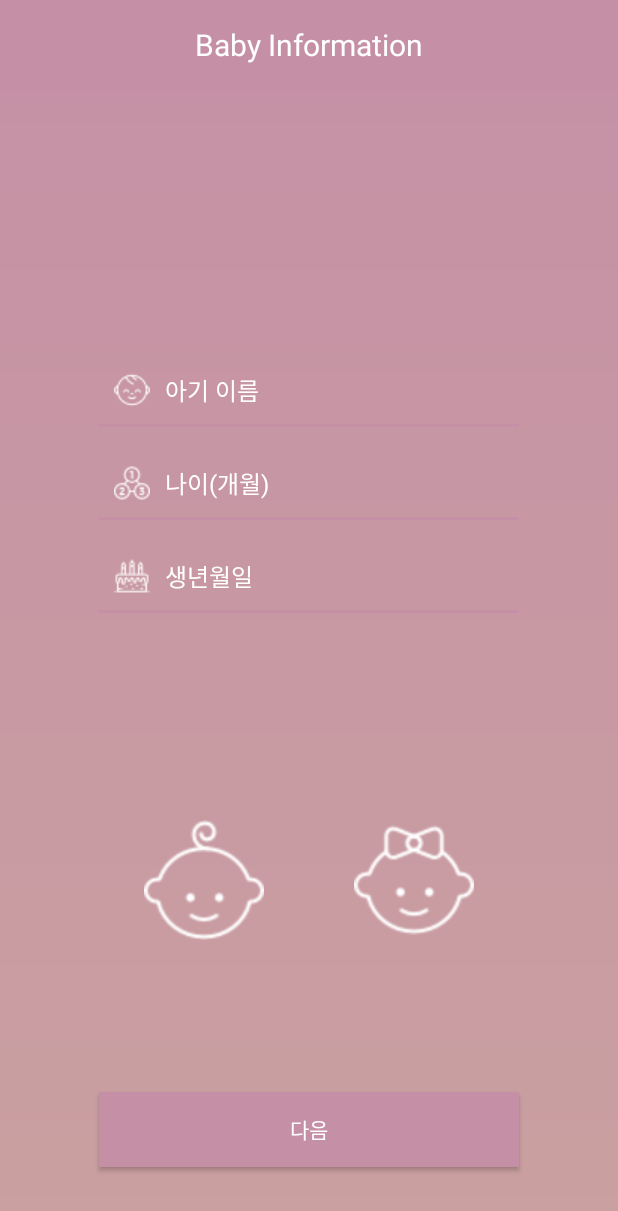
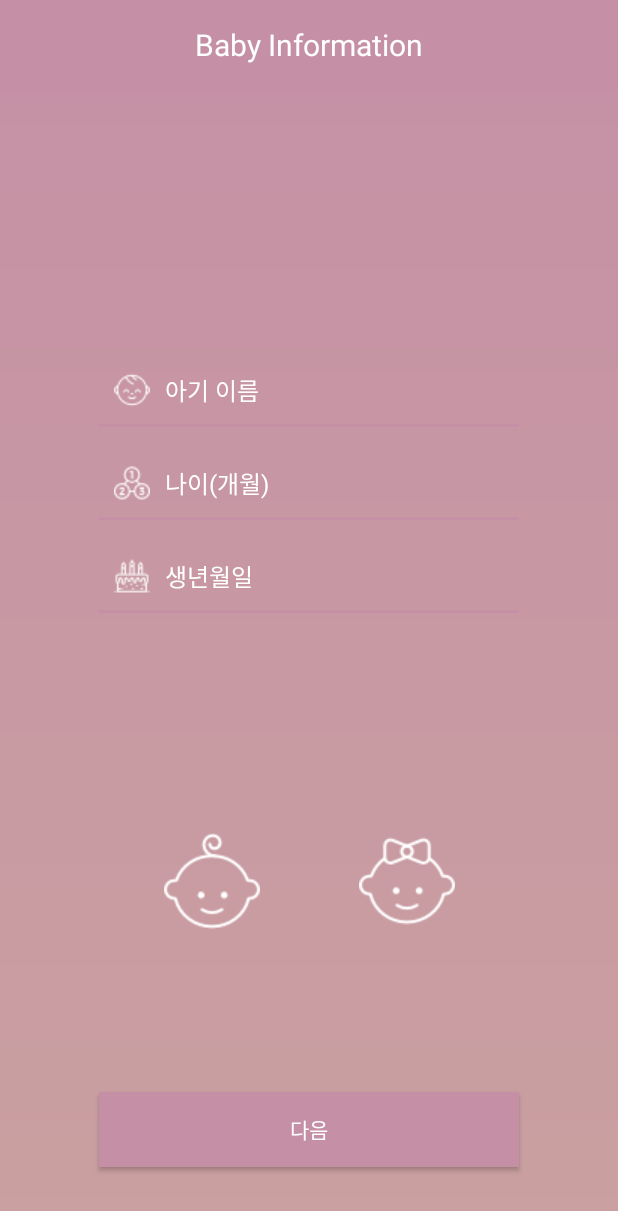
Before and after one commit to rodamin/Baby_Book, an Android app: the BabyInfoActivity screen opened directly, with no data from a screen before it, on a phone screen of 412 x 824 dp. Shown: the top 1211 px of the screen. Run offline under Robolectric (Android 15) with nearby library versions, the phone set to English and light mode, and no system bars; Roboto replaces fonts that are not available here; 1 statement that could not run was skipped.

Commit message:
baby_info activity

```diff
--- a/android/app/src/main/java/com/example/dsm2016/baby_book/BabyInfoActivity.java
+++ b/android/app/src/main/java/com/example/dsm2016/baby_book/BabyInfoActivity.java
@@ -1,13 +1,42 @@
 package com.example.dsm2016.baby_book;
 
+import android.graphics.Color;
 import android.support.v7.app.AppCompatActivity;
 import android.os.Bundle;
+import android.util.Log;
+import android.view.View;
+import android.widget.ImageButton;
 
-public class BabyInfoActivity extends AppCompatActivity {
+public class BabyInfoActivity extends BaseActivity implements View.OnClickListener{
+
+    private ImageButton btn_boy, btn_girl;
 
     @Override
     protected void onCreate(Bundle savedInstanceState) {
         super.onCreate(savedInstanceState);
         setContentView(R.layout.activity_baby_info);
+
+        btn_boy = (ImageButton)findViewById(R.id.btn_boy);
+        btn_girl = (ImageButton)findViewById(R.id.btn_girl);
+
+        btn_boy.setOnClickListener(this);
+        btn_girl.setOnClickListener(this);
     }
+
+    @Override
+    public void onClick(View view) {
+        switch(view.getId()) {
+            case R.id.btn_boy:
+                btn_boy.setBackgroundResource(R.drawable.baby_btn_selected);
+                btn_girl.setBackgroundColor(Color.TRANSPARENT);
+                break;
+
+            case R.id.btn_girl:
+                btn_boy.setBackgroundColor(Color.TRANSPARENT);
+                btn_girl.setBackgroundResource(R.drawable.baby_btn_selected);
+                break;
+        }
+    }
+
+
 }
--- /dev/null
+++ b/android/app/src/main/res/drawable/baby_btn_selected.xml
@@ -0,0 +1,14 @@
+<?xml version="1.0" encoding="utf-8"?>
+<shape xmlns:android="http://schemas.android.com/apk/res/android">
+
+    <size
+        android:width="50dp"
+        android:height="50dp"/>
+
+    <solid
+        android:color="#805b9bd5"/>
+
+    <corners
+        android:radius="100dp"/>
+
+</shape>
--- a/android/app/src/main/res/layout/activity_baby_info.xml
+++ b/android/app/src/main/res/layout/activity_baby_info.xml
@@ -91,17 +91,21 @@
         android:gravity="center">
 
         <ImageButton
-            android:layout_width="80dp"
-            android:layout_height="80dp"
-            android:background="@drawable/ic_babyboy"
+            android:id="@+id/btn_boy"
+            android:layout_width="90dp"
+            android:layout_height="90dp"
+            android:src="@drawable/ic_babyboy"
+            android:background="@android:color/transparent"
             android:layout_marginLeft="30dp"
-            android:layout_marginRight="30dp"/>
+            android:layout_marginRight="20dp" />
 
         <ImageButton
-            android:layout_width="80dp"
-            android:layout_height="80dp"
-            android:background="@drawable/ic_babygirl"
-            android:layout_marginLeft="30dp"
+            android:id="@+id/btn_girl"
+            android:layout_width="90dp"
+            android:layout_height="90dp"
+            android:src="@drawable/ic_babygirl"
+            android:background="@android:color/transparent"
+            android:layout_marginLeft="20dp"
             android:layout_marginRight="30dp"/>
 
     </LinearLayout>
```
